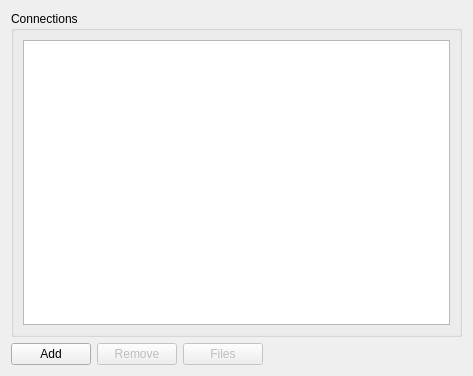
The window that kobby/dialogs/connectionmanager.ui (KDE/kte-collaborative) describes before a commit, drawn with Qt 5.
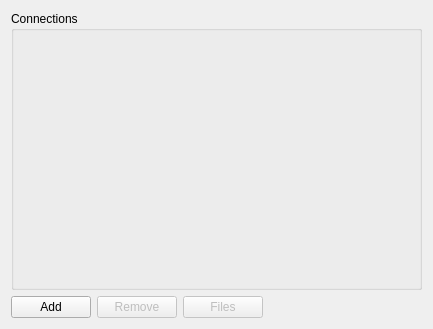
The same window after the commit.

Commit message: Created ConnectionManagerDialog, ConnectionManagerWidget, and ConnectionListWidget which work independantly. Consolidated into kobby/dialogs/

Patch:
```diff
--- a/kobby/dialogs/connectionmanager.ui
+++ b/kobby/dialogs/connectionmanager.ui
@@ -5,8 +5,8 @@
    <rect>
     <x>0</x>
     <y>0</y>
-    <width>473</width>
-    <height>376</height>
+    <width>433</width>
+    <height>329</height>
    </rect>
   </property>
   <property name="windowTitle" >
@@ -18,15 +18,7 @@
      <property name="title" >
       <string>Connections</string>
      </property>
-     <layout class="QVBoxLayout" name="verticalLayout_2" >
-      <item>
-       <widget class="QListWidget" name="connectionsListWidget" >
-        <property name="sortingEnabled" >
-         <bool>true</bool>
-        </property>
-       </widget>
-      </item>
-     </layout>
+     <layout class="QVBoxLayout" name="connectionsVerticalLayout" />
     </widget>
    </item>
    <item>
```
The commit also changes 10 other files.
